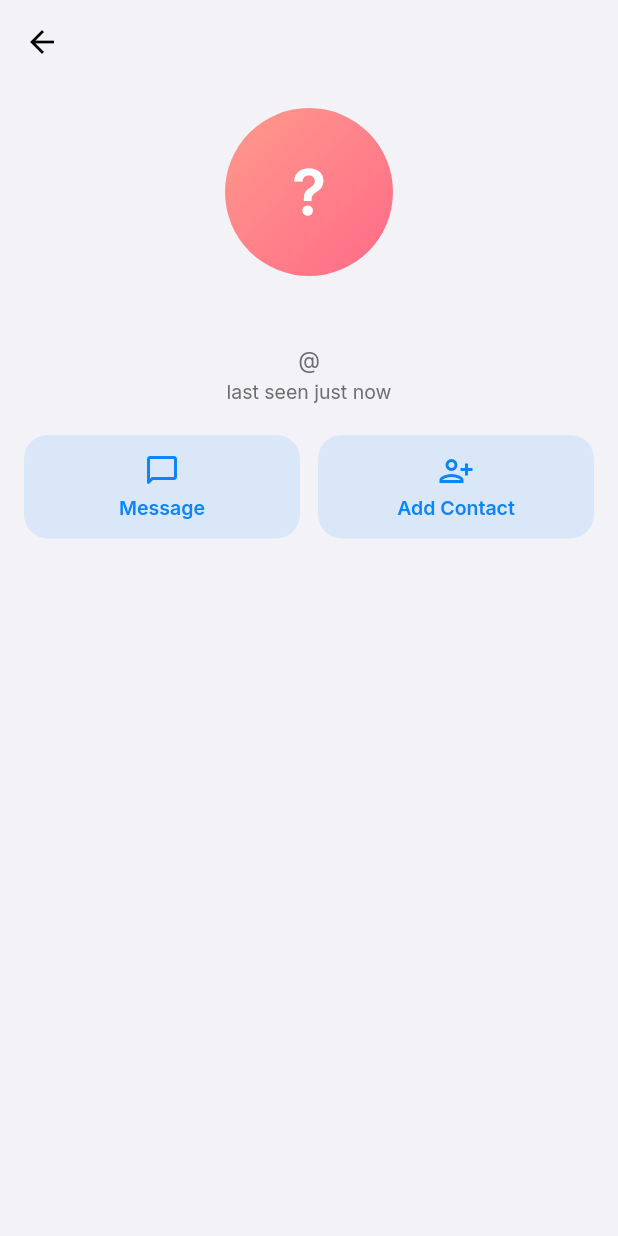
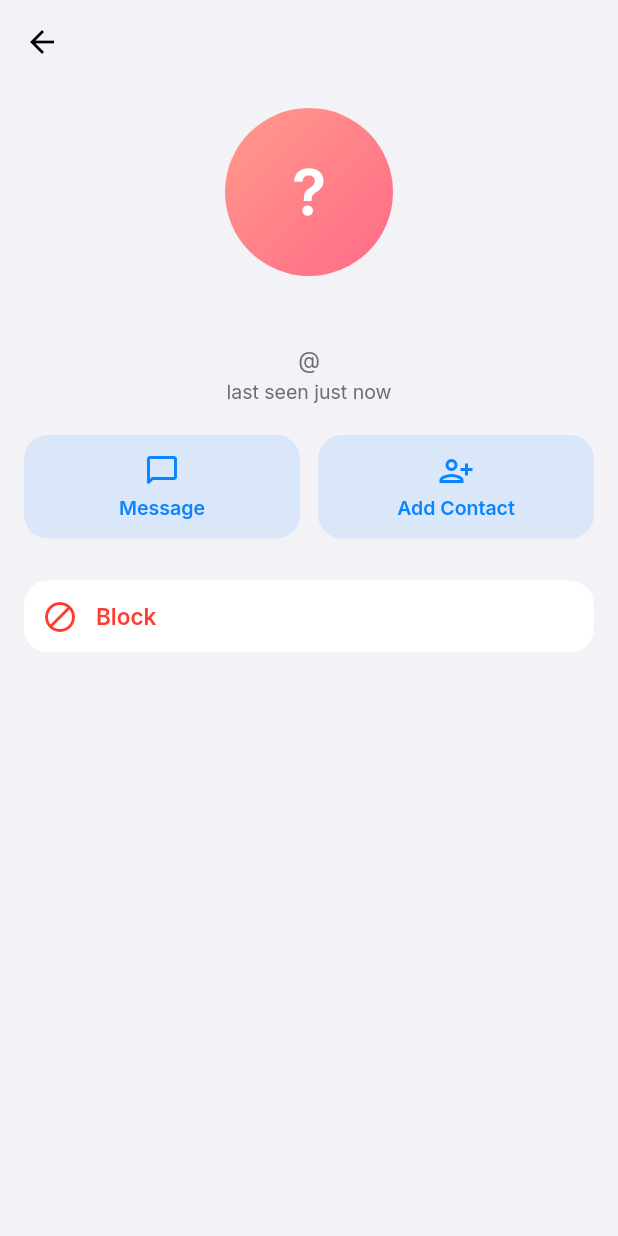
Before and after one commit to alexmargaryan4/nexagram_app, a Flutter app: the UserProfileScreen screen opened directly with empty values, on a phone screen of 412 x 824 dp. Run offline on Flutter 3.47's test engine with Material 3 defaults, Android fonts, the phone set to English and light mode, and no system bars; our stand-ins replace cached_network_image, equatable, file_picker, flutter_local_notifications, flutter_slidable, go_router and 4 more; accounts and stored records are empty; network calls fail.

Commit message:
Add files via upload

```diff
--- a/nexagram/lib/screens/profile/user_profile_screen.dart
+++ b/nexagram/lib/screens/profile/user_profile_screen.dart
@@ -53,6 +53,60 @@ class _UserProfileScreenState extends State<UserProfileScreen> {
     context.push(AppRoutes.chatPath(chat.id));
   }
 
+  Future<void> _toggleBlock(bool isBlocked) async {
+    final String myUid = context.read<AuthProvider>().currentUser!.uid;
+
+    if (!isBlocked) {
+      final bool? confirmed = await showDialog<bool>(
+        context: context,
+        builder: (context) => AlertDialog(
+          title: Text('Block ${_user?.name ?? 'this user'}?'),
+          content: const Text(
+            'They won\'t be able to message you or see your profile. '
+            'You can unblock them anytime from Settings.',
+          ),
+          actions: [
+            TextButton(
+              onPressed: () => Navigator.pop(context, false),
+              child: const Text('Cancel'),
+            ),
+            TextButton(
+              onPressed: () => Navigator.pop(context, true),
+              child: const Text(
+                'Block',
+                style: TextStyle(color: AppColors.error),
+              ),
+            ),
+          ],
+        ),
+      );
+      if (confirmed != true || !mounted) return;
+    }
+
+    try {
+      if (isBlocked) {
+        await _userService.unblockUser(myUid, widget.uid);
+      } else {
+        await _userService.blockUser(myUid, widget.uid);
+      }
+      if (!mounted) return;
+      ScaffoldMessenger.of(context).showSnackBar(
+        SnackBar(
+          content: Text(
+            isBlocked
+                ? '${_user?.name ?? 'User'} was unblocked.'
+                : '${_user?.name ?? 'User'} was blocked.',
+          ),
+        ),
+      );
+    } catch (_) {
+      if (!mounted) return;
+      ScaffoldMessenger.of(context).showSnackBar(
+        const SnackBar(content: Text('Something went wrong. Try again.')),
+      );
+    }
+  }
+
   @override
   Widget build(BuildContext context) {
     final String myUid = context.watch<AuthProvider>().currentUser!.uid;
@@ -72,6 +126,12 @@ class _UserProfileScreenState extends State<UserProfileScreen> {
 
   Widget _buildBody(BuildContext context, UserModel user) {
     final bool isDark = Theme.of(context).brightness == Brightness.dark;
+    final bool isBlocked = context
+            .watch<AuthProvider>()
+            .currentUser
+            ?.blockedUserIds
+            .contains(user.uid) ??
+        false;
 
     return ListView(
       padding: const EdgeInsets.all(AppDimens.lg),
@@ -174,6 +234,42 @@ class _UserProfileScreenState extends State<UserProfileScreen> {
             ),
           ),
         ],
+        const SizedBox(height: AppDimens.xxl),
+        Material(
+          color: isDark ? AppColors.darkSurface : AppColors.lightSurface,
+          borderRadius: BorderRadius.circular(AppDimens.radiusMedium),
+          child: InkWell(
+            borderRadius: BorderRadius.circular(AppDimens.radiusMedium),
+            onTap: () => _toggleBlock(isBlocked),
+            child: Padding(
+              padding: const EdgeInsets.symmetric(
+                horizontal: AppDimens.md,
+                vertical: AppDimens.md,
+              ),
+              child: Row(
+                children: [
+                  Icon(
+                    isBlocked
+                        ? Icons.block_rounded
+                        : Icons.block_outlined,
+                    color: AppColors.error,
+                  ),
+                  const SizedBox(width: AppDimens.md),
+                  Text(
+                    isBlocked
+                        ? 'Unblock ${user.name.isNotEmpty ? user.name : user.username}'
+                        : 'Block ${user.name.isNotEmpty ? user.name : user.username}',
+                    style: const TextStyle(
+                      color: AppColors.error,
+                      fontWeight: FontWeight.w600,
+                      fontSize: 15,
+                    ),
+                  ),
+                ],
+              ),
+            ),
+          ),
+        ),
       ],
     );
   }
```
